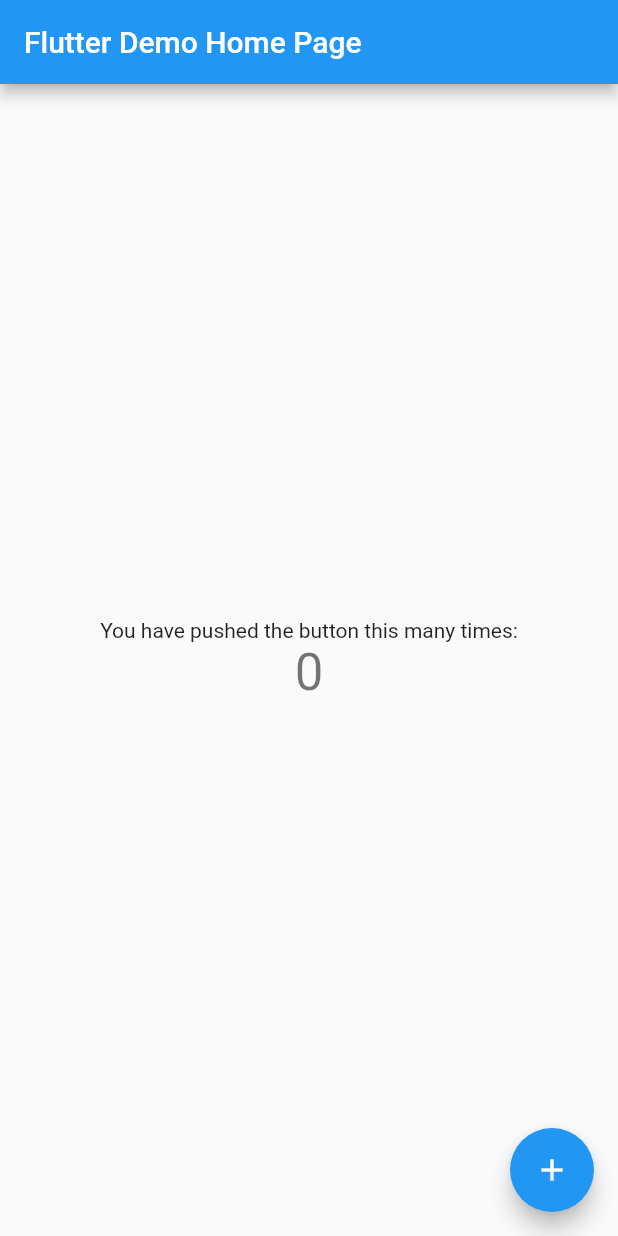
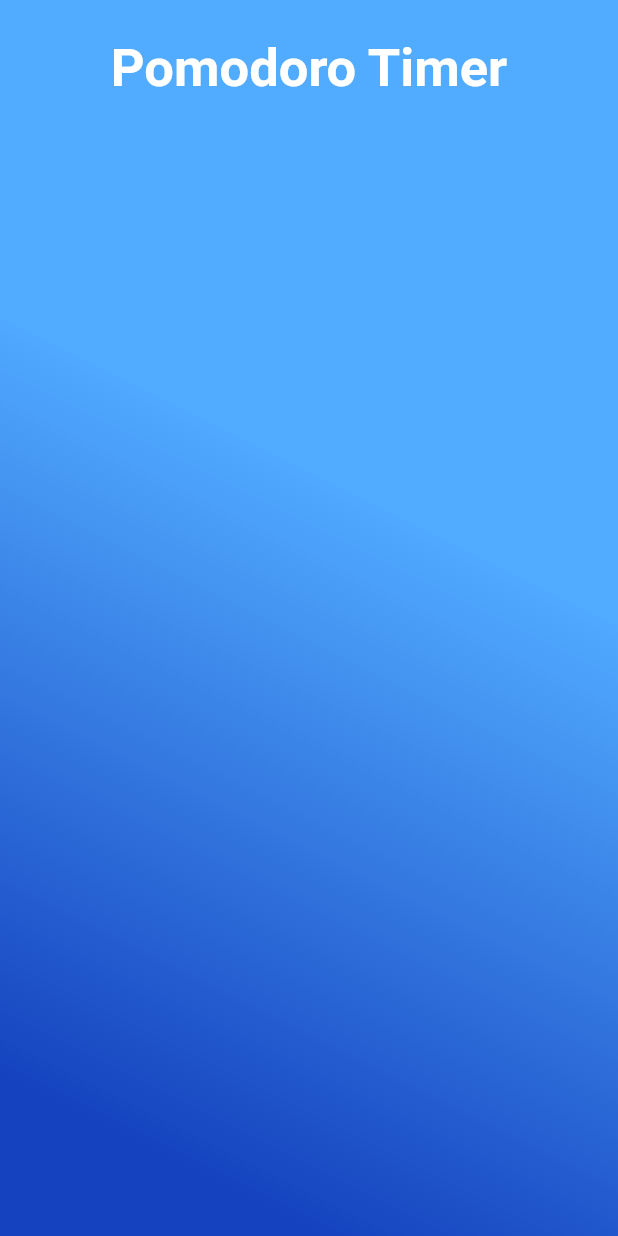
Before and after one commit to hisnameispum/countdown_timer, a Flutter app: the screen it shows after launch, on a phone screen of 412 x 824 dp. Run offline on Flutter 3.47's test engine with Material 2 defaults, Android fonts, the phone set to English and light mode, and no system bars.

Commit message:
Added Text

```diff
--- a/lib/main.dart
+++ b/lib/main.dart
@@ -1,102 +1,50 @@
 import 'package:flutter/material.dart';
 
-void main() {
-  runApp(MyApp());
+void main() => runApp(MaterialApp(
+  debugShowCheckedModeBanner: false,
+  home: Pomodoro(),
+));
+
+class Pomodoro extends StatefulWidget {
+  @override
+  _PomodoroState createState() => _PomodoroState();
 }
 
-class MyApp extends StatelessWidget {
-  // This widget is the root of your application.
+class _PomodoroState extends State<Pomodoro> {
+  double percent = 0;
+  static int timeInMinute = 25;
+  int timeInSeconds = timeInMinute * 60;
   @override
   Widget build(BuildContext context) {
-    return MaterialApp(
-      debugShowCheckedModeBanner: false,
-      title: 'Flutter Demo',
-      home: MyHomePage(title: 'Flutter Demo Home Page'),
+    return SafeArea(
+      child: Scaffold(
+        body: Container(
+          decoration: BoxDecoration(
+            gradient: LinearGradient(
+              colors: [Color(0xff1542bf), Color(0xff51abff)],
+              begin: FractionalOffset(0.5,1),
+            )
+          ),
+          width: double.infinity,
+          child: Column(
+            mainAxisAlignment: MainAxisAlignment.start,
+            crossAxisAlignment: CrossAxisAlignment.center,
+            children: [
+              Padding(
+                padding: EdgeInsets.only(top: 25),
+                child: Text(
+                  "Pomodoro Timer",
+                  style: TextStyle(
+                    fontWeight: FontWeight.bold,
+                    color: Colors.white,
+                    fontSize: 35,
+                  ),
+                ),
+              )
+            ],
+          ),
+        ),
+      ),
     );
   }
 }
-
-class MyHomePage extends StatefulWidget {
-  MyHomePage({Key key, this.title}) : super(key: key);
-
-  // This widget is the home page of your application. It is stateful, meaning
-  // that it has a State object (defined below) that contains fields that affect
-  // how it looks.
-
-  // This class is the configuration for the state. It holds the values (in this
-  // case the title) provided by the parent (in this case the App widget) and
-  // used by the build method of the State. Fields in a Widget subclass are
-  // always marked "final".
-
-  final String title;
-
-  @override
-  _MyHomePageState createState() => _MyHomePageState();
-}
-
-class _MyHomePageState extends State<MyHomePage> {
-  int _counter = 0;
-
-  void _incrementCounter() {
-    setState(() {
-      // This call to setState tells the Flutter framework that something has
-      // changed in this State, which causes it to rerun the build method below
-      // so that the display can reflect the updated values. If we changed
-      // _counter without calling setState(), then the build method would not be
-      // called again, and so nothing would appear to happen.
-      _counter++;
-    });
-  }
-
-  @override
-  Widget build(BuildContext context) {
-    // This method is rerun every time setState is called, for instance as done
-    // by the _incrementCounter method above.
-    //
-    // The Flutter framework has been optimized to make rerunning build methods
-    // fast, so that you can just rebuild anything that needs updating rather
-    // than having to individually change instances of widgets.
-    return Scaffold(
-      appBar: AppBar(
-        // Here we take the value from the MyHomePage object that was created by
-        // the App.build method, and use it to set our appbar title.
-        title: Text(widget.title),
-      ),
-      body: Center(
-        // Center is a layout widget. It takes a single child and positions it
-        // in the middle of the parent.
-        child: Column(
-          // Column is also a layout widget. It takes a list of children and
-          // arranges them vertically. By default, it sizes itself to fit its
-          // children horizontally, and tries to be as tall as its parent.
-          //
-          // Invoke "debug painting" (press "p" in the console, choose the
-          // "Toggle Debug Paint" action from the Flutter Inspector in Android
-          // Studio, or the "Toggle Debug Paint" command in Visual Studio Code)
-          // to see the wireframe for each widget.
-          //
-          // Column has various properties to control how it sizes itself and
-          // how it positions its children. Here we use mainAxisAlignment to
-          // center the children vertically; the main axis here is the vertical
-          // axis because Columns are vertical (the cross axis would be
-          // horizontal).
-          mainAxisAlignment: MainAxisAlignment.center,
-          children: <Widget>[
-            Text(
-              'You have pushed the button this many times:',
-            ),
-            Text(
-              '$_counter',
-              style: Theme.of(context).textTheme.headline4,
-            ),
-          ],
-        ),
-      ),
-      floatingActionButton: FloatingActionButton(
-        onPressed: _incrementCounter,
-        tooltip: 'Increment',
-        child: Icon(Icons.add),
-      ), // This trailing comma makes auto-formatting nicer for build methods.
-    );
-  }
-}
--- a/pubspec.yaml
+++ b/pubspec.yaml
@@ -28,6 +28,7 @@ dependencies:
   # The following adds the Cupertino Icons font to your application.
   # Use with the CupertinoIcons class for iOS style icons.
   cupertino_icons: ^1.0.1
+  percent_indicator: "^2.1.7+2"
 
 dev_dependencies:
   flutter_test:
```
Also changed, not shown: pubspec.lock, 1 other file.
